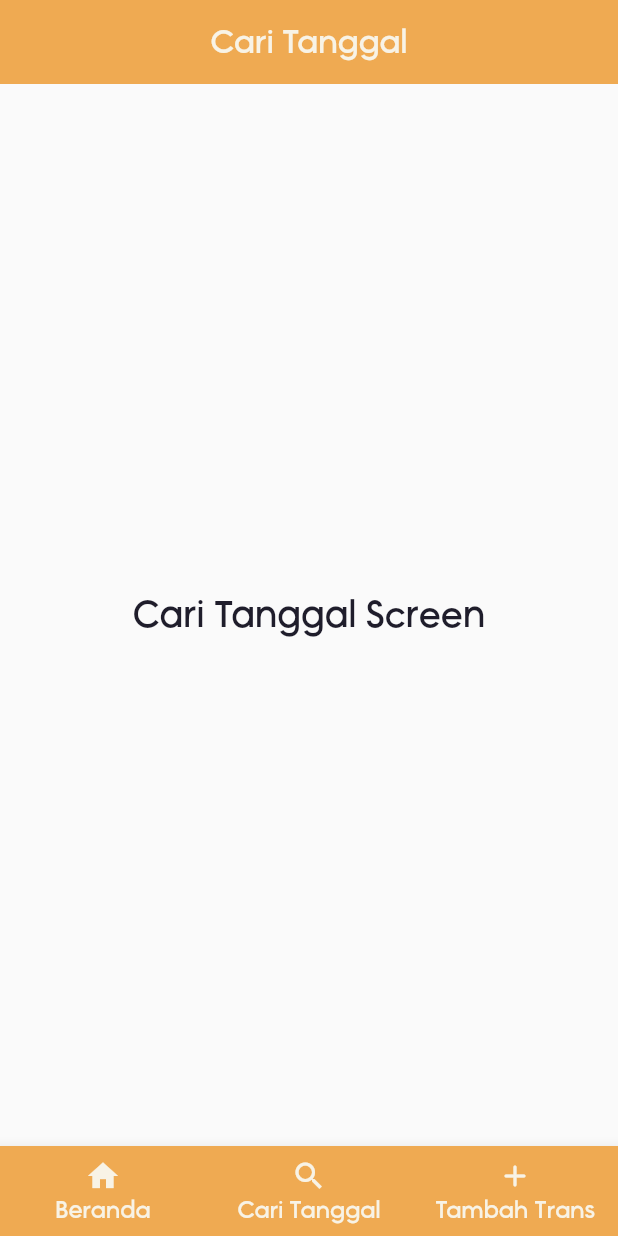
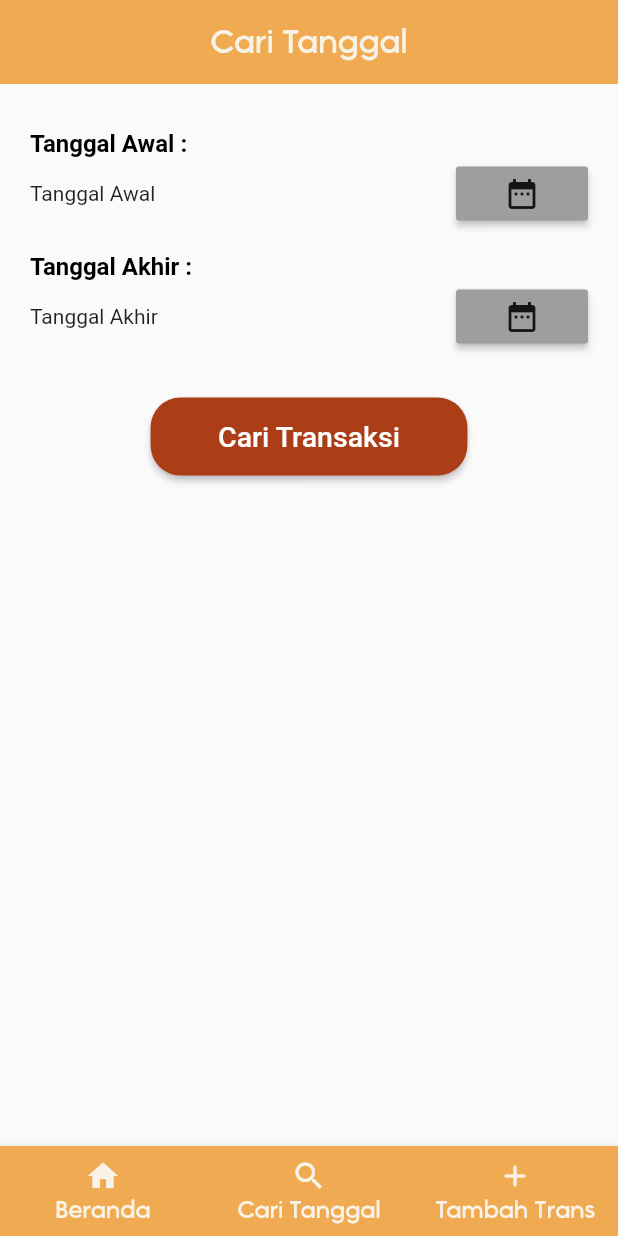
Before and after one commit to johnhaq69/Rismelku, a Flutter app: the CariTanggalScreen screen opened by its route, on a phone screen of 412 x 824 dp. Run offline on Flutter 3.47's test engine with Material 2 defaults, Android fonts, the light colour scheme and no system bars; our stand-ins replace date_format.

Commit message:
cari tanggal dan tambah transaksi

```diff
--- a/lib/pages/cari_tanggal.dart
+++ b/lib/pages/cari_tanggal.dart
@@ -1,9 +1,46 @@
 import 'package:rismelku/widget/bottom_nav.dart';
 import 'package:flutter/material.dart';
 import 'package:rismelku/theme.dart';
+import 'package:date_format/date_format.dart';
 
-class CariTanggalScreen extends StatelessWidget {
+class CariTanggalScreen extends StatefulWidget {
   const CariTanggalScreen({super.key});
+
+  @override
+  State<CariTanggalScreen> createState() => _CariTanggalScreenState();
+}
+
+class _CariTanggalScreenState extends State<CariTanggalScreen> {
+  var tanggalAwal;
+  void callDatePicker() async {
+    var transaksi = await getDate();
+    setState(() {
+      tanggalAwal = formatDate(transaksi!, [dd, '/', mm, '/', yyyy]);
+    });
+  }
+
+  var tanggalAkhir;
+  void callDatePicker2() async {
+    var transaksi = await getDate();
+    setState(() {
+      tanggalAkhir = formatDate(transaksi!, [dd, '/', mm, '/', yyyy]);
+    });
+  }
+
+  Future<DateTime?> getDate() {
+    return showDatePicker(
+      context: context,
+      initialDate: DateTime.now(),
+      firstDate: DateTime(1980),
+      lastDate: DateTime(2025),
+      builder: (BuildContext context, Widget? child) {
+        return Theme(
+          data: ThemeData.light(),
+          child: child!,
+        );
+      },
+    );
+  }
 
   @override
   Widget build(BuildContext context) {
@@ -22,14 +59,101 @@ class CariTanggalScreen extends StatelessWidget {
           ),
         ),
       ),
-      body: Center(
-        child: Text(
-          "Cari Tanggal Screen",
-          style: TextStyle(
-            fontFamily: 'OkineSans',
-            fontSize: 25,
-            color: blackColor,
-          ),
+      body: Container(
+        margin: EdgeInsets.symmetric(
+          horizontal: 20,
+          vertical: 30,
+        ),
+        child: Column(
+          children: [
+            Row(
+              children: [
+                Text(
+                  "Tanggal Awal : ",
+                  style: TextStyle(
+                    color: Colors.black,
+                    fontSize: 16,
+                    fontWeight: FontWeight.bold,
+                  ),
+                ),
+              ],
+            ),
+            Row(
+              mainAxisAlignment: MainAxisAlignment.spaceBetween,
+              children: [
+                tanggalAwal == null
+                    ? Text(
+                        "Tanggal Awal",
+                        textScaleFactor: 1.0,
+                      )
+                    : Text(
+                        "$tanggalAwal",
+                        textScaleFactor: 1.0,
+                      ),
+                MaterialButton(
+                  onPressed: callDatePicker,
+                  color: Colors.grey,
+                  child: Icon(Icons.date_range),
+                ),
+              ],
+            ),
+            SizedBox(
+              height: 15,
+            ),
+            Row(
+              children: [
+                Text(
+                  "Tanggal Akhir : ",
+                  style: TextStyle(
+                    color: Colors.black,
+                    fontSize: 16,
+                    fontWeight: FontWeight.bold,
+                  ),
+                ),
+              ],
+            ),
+            Row(
+              mainAxisAlignment: MainAxisAlignment.spaceBetween,
+              children: [
+                tanggalAwal == null
+                    ? Text(
+                        "Tanggal Akhir",
+                        textScaleFactor: 1.0,
+                      )
+                    : Text(
+                        "$tanggalAkhir",
+                        textScaleFactor: 1.0,
+                      ),
+                MaterialButton(
+                  onPressed: callDatePicker2,
+                  color: Colors.grey,
+                  child: Icon(Icons.date_range),
+                ),
+              ],
+            ),
+            SizedBox(
+              height: 30,
+            ),
+            Center(
+              child: ElevatedButton(
+                style: ElevatedButton.styleFrom(
+                  padding:
+                      const EdgeInsets.symmetric(vertical: 15, horizontal: 45),
+                  primary: thirdColor,
+                  shape: new RoundedRectangleBorder(
+                    borderRadius: new BorderRadius.circular(20.0),
+                  ),
+                ),
+                onPressed: () {},
+                child: Text(
+                  "Cari Transaksi",
+                  style: TextStyle(
+                    fontSize: 19,
+                  ),
+                ),
+              ),
+            ),
+          ],
         ),
       ),
       bottomNavigationBar: BottomNavWidget(),
--- a/pubspec.yaml
+++ b/pubspec.yaml
@@ -36,6 +36,7 @@ dependencies:
   # The following adds the Cupertino Icons font to your application.
   # Use with the CupertinoIcons class for iOS style icons.
   cupertino_icons: ^1.0.2
+  date_format: ^2.0.7
 
 dev_dependencies:
   flutter_test:
```
Also changed, not shown: lib/pages/tambah_transaksi.dart (+52 -0 lines), pubspec.lock.
